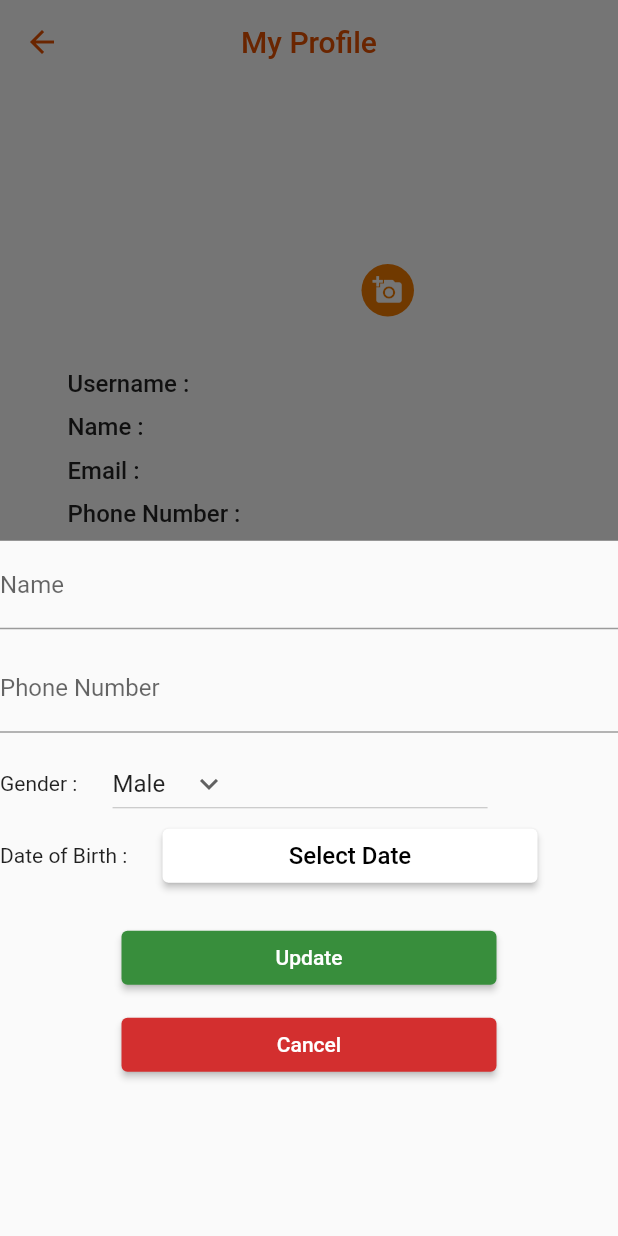
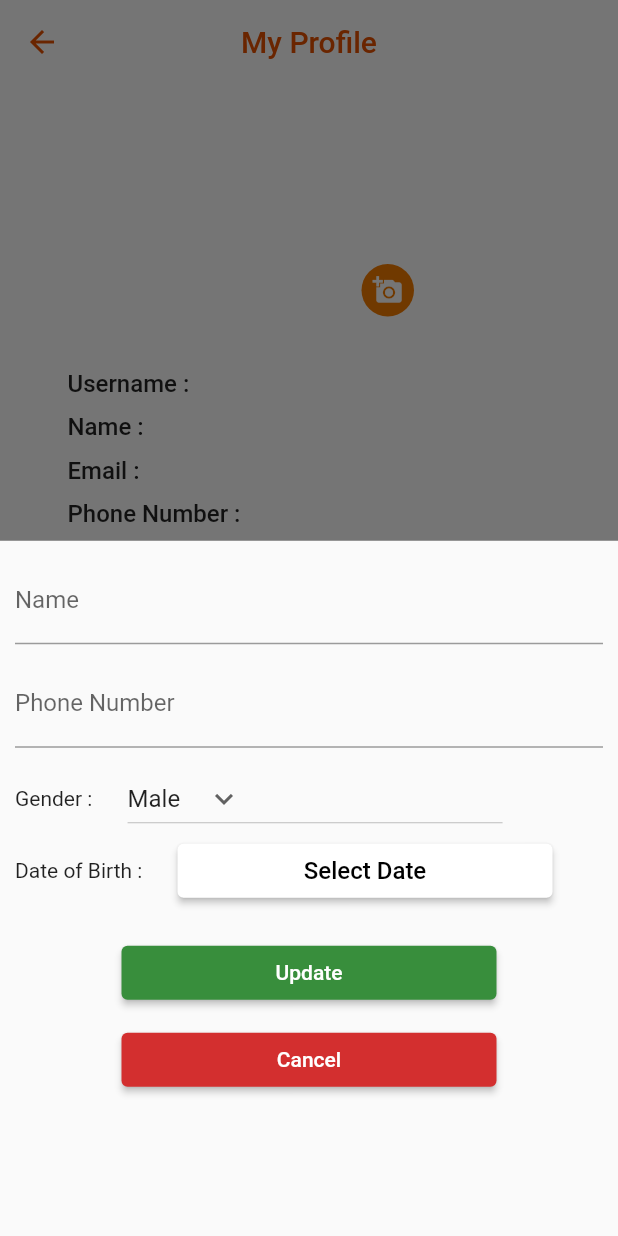
Before and after one commit to tsering-hub/majestry_mobile_app, a Flutter app: the ProfileUpdateScreen screen opened directly with empty values, after a tap on "Update Profile", on a phone screen of 412 x 824 dp. Run offline on Flutter 3.47's test engine with Material 2 defaults, Android fonts, the phone set to English and light mode, and no system bars; our stand-ins replace animated_splash_screen, dio, flutter_svg, font_awesome_flutter, image_picker, lottie and 3 more; missing offline and left inert: khalti_flutter, qrscan, quantity_input; accounts and stored records are empty; network calls fail.

Commit message:
final commit

```diff
--- a/lib/screens/forgetpassword/otpenter_screen.dart
+++ b/lib/screens/forgetpassword/otpenter_screen.dart
@@ -205,7 +205,7 @@ class _OtpenterScreenState extends State<OtpenterScreen> {
                           child: Row(
                             mainAxisAlignment: MainAxisAlignment.center,
                             children: const [
-                              Text("Change Passwprd",
+                              Text("Change Password",
                                   style: TextStyle(
                                       fontSize: 18,
                                       fontWeight: FontWeight.w500)),
--- a/lib/screens/login/login_screen.dart
+++ b/lib/screens/login/login_screen.dart
@@ -22,7 +22,7 @@ class _LoginScreenState extends State<LoginScreen> {
     bool isLogin = await UserRepository()
         .loginUser(_emailController.text, _passwordController.text);
     if (isLogin && usertype == "Customer") {
-      Navigator.pushNamed(context, "/foodsScreen");
+      Navigator.pushNamed(context, "/dashboardScreen");
       // ignore: use_build_context_synchronously
       displaySuccessMessage(context, "Login Success");
     } else {
--- a/lib/screens/profile/profile_screeen.dart
+++ b/lib/screens/profile/profile_screeen.dart
@@ -122,7 +122,8 @@ class _ProfileUpdateScreenState extends State<ProfileUpdateScreen> {
         ModalRoute.of(context)!.settings.arguments as UserModel;
     var size = MediaQuery.of(context).size;
 
-    return Scaffold(
+    return SafeArea(
+      child: Scaffold(
         appBar: AppBar(
           foregroundColor: Colors.orange[900],
           elevation: 0,
@@ -395,7 +396,8 @@ class _ProfileUpdateScreenState extends State<ProfileUpdateScreen> {
                                         },
                                         key: const ValueKey(
                                             "txtconfirmnewpassword"),
-                                      controller: _confirmnewpasswordController,
+                                        controller:
+                                            _confirmnewpasswordController,
                                         decoration: const InputDecoration(
                                           labelText: "Confirm New Password",
                                           hintText: "confirm New Password",
@@ -430,7 +432,8 @@ class _ProfileUpdateScreenState extends State<ProfileUpdateScreen> {
                                                     return;
                                                   }
                                                   _updateUserPassword(
-                                                    _oldpasswordController.text,
+                                                      _oldpasswordController
+                                                          .text,
                                                       _newpasswordController
                                                           .text);
                                                 }
@@ -483,6 +486,7 @@ class _ProfileUpdateScreenState extends State<ProfileUpdateScreen> {
             ),
           ),
         ),
+      ),
     );
   }
 
--- a/lib/screens/profile/updateprofilemodel.dart
+++ b/lib/screens/profile/updateprofilemodel.dart
@@ -70,6 +70,8 @@ class _UpdateprofileModelState extends State<UpdateprofileModel> {
       child: SingleChildScrollView(
         child: Padding(
           padding: MediaQuery.of(context).viewInsets,
+          child: Padding(
+            padding: const EdgeInsets.all(10.0),
             child: Column(
               children: [
                 TextFormField(
@@ -143,8 +145,8 @@ class _UpdateprofileModelState extends State<UpdateprofileModel> {
                         },
                         child: Text(
                           selectedDate,
-                        style:
-                            const TextStyle(fontSize: 16, color: Colors.black),
+                          style: const TextStyle(
+                              fontSize: 16, color: Colors.black),
                         ),
                       ),
                     ),
@@ -189,6 +191,7 @@ class _UpdateprofileModelState extends State<UpdateprofileModel> {
             ),
           ),
         ),
+      ),
     );
   }
 }
```
Lines whose indentation alone changed are shown as unchanged.
